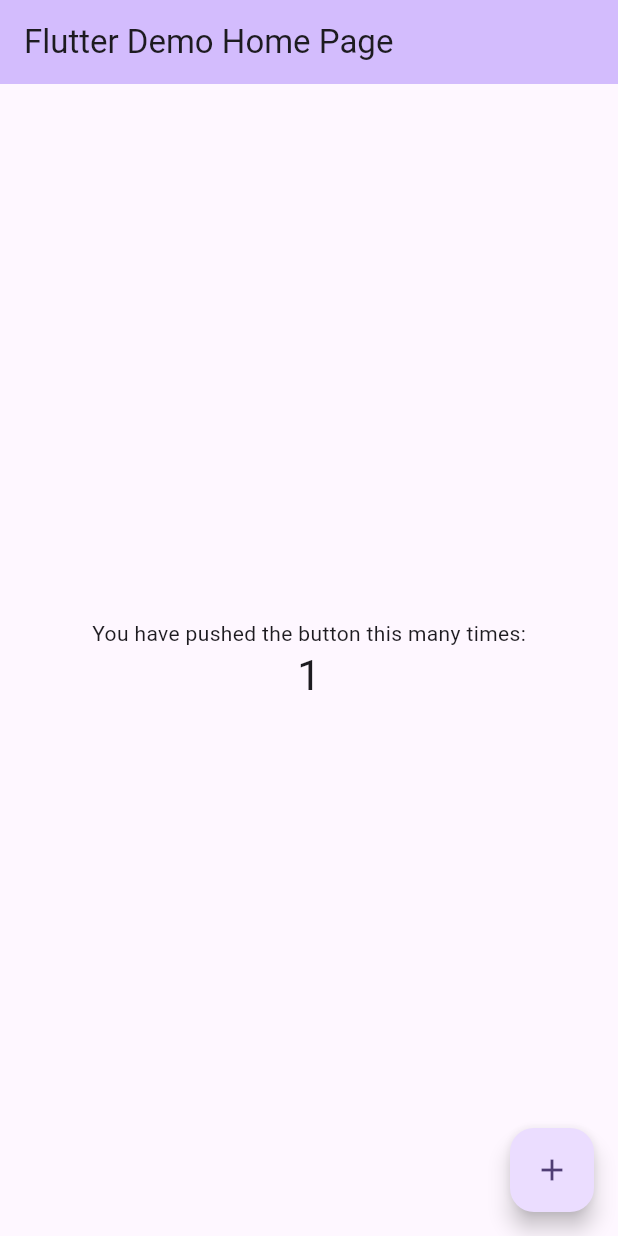
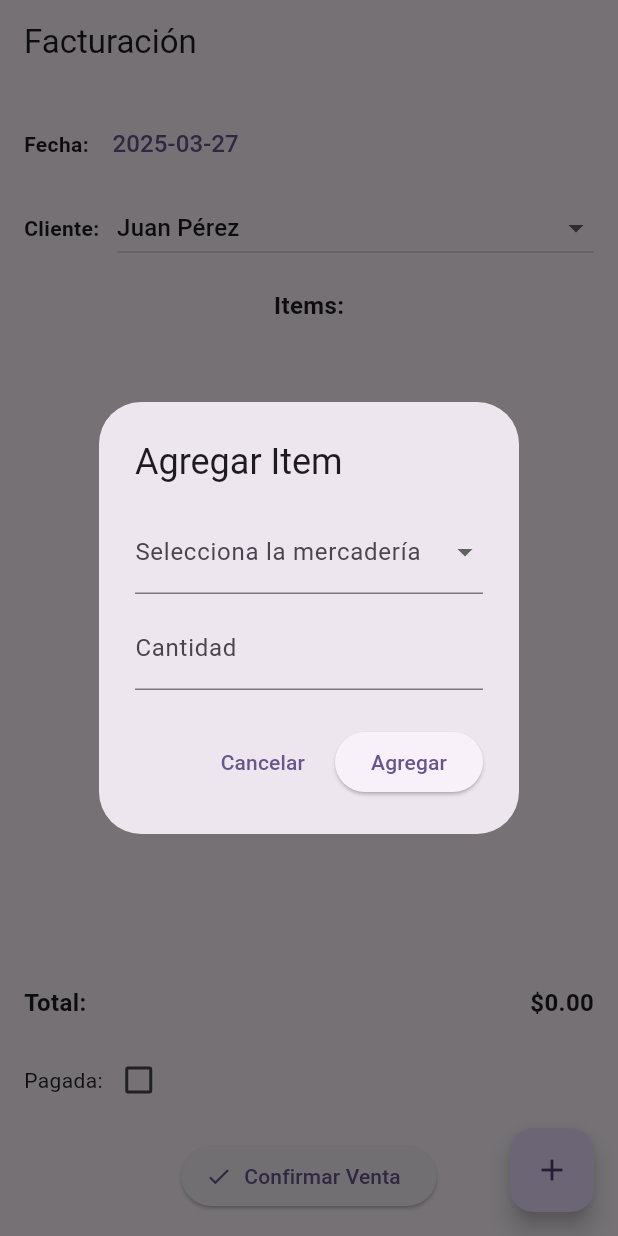
Before and after one commit to OrianaMarquez/adminkiosko, a Flutter app: the screen it shows after launch, after a tap on the "add" icon, on a phone screen of 412 x 824 dp. Run offline on Flutter 3.47's test engine with Material 3 defaults, Android fonts, the light colour scheme and no system bars.

Commit message:
Pantalla basica de factuiracion

```diff
--- a/lib/adaptadores/repositorio_de_clientes_memoria.dart
+++ b/lib/adaptadores/repositorio_de_clientes_memoria.dart
@@ -4,7 +4,50 @@ import 'package:admin_kiosko/dominio/factura.dart';
 import 'package:admin_kiosko/puertos/repositorio_de_clientes.dart';
 
 class RepositorioDeClientesMemoria implements RepositorioDeClientes {
-  final List<Cliente> _clientes = [];
+  final List<Cliente> _clientes = [
+    Cliente(
+      id: '1',
+      nombre: 'Juan Pérez',
+      correo: 'juan.perez@example.com',
+      telefono: '1234567890',
+      fechaNacimiento: DateTime(1980, 7, 14),
+    ),
+    Cliente(
+      id: '2',
+      nombre: 'María López',
+      correo: 'maria.lopez@example.com',
+      telefono: '1122334455',
+      fechaNacimiento: DateTime(1985, 5, 10),
+    ),
+    Cliente(
+      id: '3',
+      nombre: 'Carlos García',
+      correo: 'carlos.garcia@example.com',
+      telefono: '5566778899',
+      fechaNacimiento: DateTime(1992, 1, 5),
+    ),
+    Cliente(
+      id: '4',
+      nombre: 'Ana Rodríguez',
+      correo: 'ana.rodriguez@example.com',
+      telefono: '9988776655',
+      fechaNacimiento: DateTime(1990, 12, 21),
+    ),
+    Cliente(
+      id: '5',
+      nombre: 'Luis Martínez',
+      correo: 'luis.martinez@example.com',
+      telefono: '6677889900',
+      fechaNacimiento: DateTime(1988, 3, 30),
+    ),
+    Cliente(
+      id: '6',
+      nombre: 'Sofía González',
+      correo: 'sofia.gonzalez@example.com',
+      telefono: '4433221100',
+      fechaNacimiento: DateTime(1995, 9, 15),
+    ),
+  ];
 
   @override
   Future<List<Cliente>> obtenerTodos() async {
--- a/lib/adaptadores/repositorio_de_productos_memoria.dart
+++ b/lib/adaptadores/repositorio_de_productos_memoria.dart
@@ -4,7 +4,43 @@ import 'package:admin_kiosko/dominio/factura.dart';
 import 'package:admin_kiosko/puertos/repositorio_de_productos.dart';
 
 class RepositorioDeProductosMemoria implements RepositorioDeProductos {
-  final List<Mercaderia> _productos = [];
+  final List<Mercaderia> _productos = [
+    Mercaderia(
+      id: '1',
+      nombre: 'Chupetin',
+      descripcion: 'Delicioso chupetín',
+      precio: 1.0,
+      stock: 20,
+    ),
+    Mercaderia(
+      id: '2',
+      nombre: 'Caramelo',
+      descripcion: 'Dulce caramelo',
+      precio: 0.5,
+      stock: 20,
+    ),
+    Mercaderia(
+      id: '3',
+      nombre: 'Chicle',
+      descripcion: 'Chicle para masticar',
+      precio: 0.8,
+      stock: 20,
+    ),
+    Mercaderia(
+      id: '4',
+      nombre: 'Jugo',
+      descripcion: 'Jugo refrescante',
+      precio: 2.0,
+      stock: 20,
+    ),
+    Mercaderia(
+      id: '5',
+      nombre: 'Alfajor',
+      descripcion: 'Alfajor tradicional',
+      precio: 1.5,
+      stock: 20,
+    ),
+  ];
 
   @override
   Future<List<Mercaderia>> obtenerTodos() async {
@@ -44,9 +80,7 @@ class RepositorioDeProductosMemoria implements RepositorioDeProductos {
       final index = _productos.indexWhere((p) => p.id == item.mercaderia.id);
       if (index != -1) {
         final producto = _productos[index];
-        // Se descuenta la cantidad vendida del stock actual.
         final nuevoStock = producto.stock - item.cantidad;
-        // Puedes implementar validaciones para que nuevoStock no sea negativo.
         _productos[index] = producto.copyWith(stock: nuevoStock);
       }
     }
--- a/lib/casos_de_uso/facturacion.dart
+++ b/lib/casos_de_uso/facturacion.dart
@@ -18,6 +18,11 @@ class Facturacion {
     // Decrementa el stock de los productos de la factura.
     await repositorioDeProductos.aplicarFactura(factura);
 
-    print('Factura procesada para: ${factura.cliente.nombre}');
+    // Mostrar listado de productos con su respectivo stock.
+    final productos = await repositorioDeProductos.obtenerTodos();
+    print("Listado de productos y su stock:");
+    for (final producto in productos) {
+      print("${producto.nombre}: ${producto.stock}");
+    }
   }
 }
--- a/lib/main.dart
+++ b/lib/main.dart
@@ -1,122 +1,40 @@
 import 'package:flutter/material.dart';
+import 'package:admin_kiosko/dominio/factura.dart';
+import 'package:admin_kiosko/dominio/cliente.dart';
+import 'package:admin_kiosko/pantallas/facturacion_screen.dart';
 
 void main() {
-  runApp(const MyApp());
+  final dummyCliente = Cliente(
+    id: '1',
+    nombre: 'Juan Pérez',
+    correo: 'juan.perez@example.com',
+    telefono: '1234567890',
+    fechaNacimiento: DateTime(1990, 1, 1),
+  );
+
+  final dummyFactura = Factura(
+    cliente: dummyCliente,
+    fecha: DateTime.now(),
+    items: [], // Lista de items vacía para ir agregando.
+    pagada: false,
+  );
+
+  runApp(MyApp(factura: dummyFactura));
 }
 
 class MyApp extends StatelessWidget {
-  const MyApp({super.key});
+  final Factura factura;
 
-  // This widget is the root of your application.
+  const MyApp({super.key, required this.factura});
+
   @override
   Widget build(BuildContext context) {
     return MaterialApp(
-      title: 'Flutter Demo',
+      title: 'Flutter Facturación',
       theme: ThemeData(
-        // This is the theme of your application.
-        //
-        // TRY THIS: Try running your application with "flutter run". You'll see
-        // the application has a purple toolbar. Then, without quitting the app,
-        // try changing the seedColor in the colorScheme below to Colors.green
-        // and then invoke "hot reload" (save your changes or press the "hot
-        // reload" button in a Flutter-supported IDE, or press "r" if you used
-        // the command line to start the app).
-        //
-        // Notice that the counter didn't reset back to zero; the application
-        // state is not lost during the reload. To reset the state, use hot
-        // restart instead.
-        //
-        // This works for code too, not just values: Most code changes can be
-        // tested with just a hot reload.
         colorScheme: ColorScheme.fromSeed(seedColor: Colors.deepPurple),
       ),
-      home: const MyHomePage(title: 'Flutter Demo Home Page'),
+      home: FacturacionScreen(factura: factura),
     );
   }
 }
-
-class MyHomePage extends StatefulWidget {
-  const MyHomePage({super.key, required this.title});
-
-  // This widget is the home page of your application. It is stateful, meaning
-  // that it has a State object (defined below) that contains fields that affect
-  // how it looks.
-
-  // This class is the configuration for the state. It holds the values (in this
-  // case the title) provided by the parent (in this case the App widget) and
-  // used by the build method of the State. Fields in a Widget subclass are
-  // always marked "final".
-
-  final String title;
-
-  @override
-  State<MyHomePage> createState() => _MyHomePageState();
-}
-
-class _MyHomePageState extends State<MyHomePage> {
-  int _counter = 0;
-
-  void _incrementCounter() {
-    setState(() {
-      // This call to setState tells the Flutter framework that something has
-      // changed in this State, which causes it to rerun the build method below
-      // so that the display can reflect the updated values. If we changed
-      // _counter without calling setState(), then the build method would not be
-      // called again, and so nothing would appear to happen.
-      _counter++;
-    });
-  }
-
-  @override
-  Widget build(BuildContext context) {
-    // This method is rerun every time setState is called, for instance as done
-    // by the _incrementCounter method above.
-    //
-    // The Flutter framework has been optimized to make rerunning build methods
-    // fast, so that you can just rebuild anything that needs updating rather
-    // than having to individually change instances of widgets.
-    return Scaffold(
-      appBar: AppBar(
-        // TRY THIS: Try changing the color here to a specific color (to
-        // Colors.amber, perhaps?) and trigger a hot reload to see the AppBar
-        // change color while the other colors stay the same.
-        backgroundColor: Theme.of(context).colorScheme.inversePrimary,
-        // Here we take the value from the MyHomePage object that was created by
-        // the App.build method, and use it to set our appbar title.
-        title: Text(widget.title),
-      ),
-      body: Center(
-        // Center is a layout widget. It takes a single child and positions it
-        // in the middle of the parent.
-        child: Column(
-          // Column is also a layout widget. It takes a list of children and
-          // arranges them vertically. By default, it sizes itself to fit its
-          // children horizontally, and tries to be as tall as its parent.
-          //
-          // Column has various properties to control how it sizes itself and
-          // how it positions its children. Here we use mainAxisAlignment to
-          // center the children vertically; the main axis here is the vertical
-          // axis because Columns are vertical (the cross axis would be
-          // horizontal).
-          //
-          // TRY THIS: Invoke "debug painting" (choose the "Toggle Debug Paint"
-          // action in the IDE, or press "p" in the console), to see the
-          // wireframe for each widget.
-          mainAxisAlignment: MainAxisAlignment.center,
-          children: <Widget>[
-            const Text('You have pushed the button this many times:'),
-            Text(
-              '$_counter',
-              style: Theme.of(context).textTheme.headlineMedium,
-            ),
-          ],
-        ),
-      ),
-      floatingActionButton: FloatingActionButton(
-        onPressed: _incrementCounter,
-        tooltip: 'Increment',
-        child: const Icon(Icons.add),
-      ), // This trailing comma makes auto-formatting nicer for build methods.
-    );
-  }
-}
--- /dev/null
+++ b/lib/pantallas/facturacion_screen.dart
@@ -0,0 +1,299 @@
+import 'package:flutter/material.dart';
+import 'package:admin_kiosko/dominio/factura.dart';
+import 'package:admin_kiosko/dominio/mercaderia.dart';
+import 'package:admin_kiosko/dominio/cliente.dart';
+import 'package:admin_kiosko/adaptadores/repositorio_de_productos_memoria.dart';
+import 'package:admin_kiosko/adaptadores/repositorio_de_clientes_memoria.dart';
+import 'package:admin_kiosko/casos_de_uso/facturacion.dart';
+
+class FacturacionScreen extends StatefulWidget {
+  final Factura factura;
+
+  const FacturacionScreen({Key? key, required this.factura}) : super(key: key);
+
+  @override
+  State<FacturacionScreen> createState() => _FacturacionScreenState();
+}
+
+class _FacturacionScreenState extends State<FacturacionScreen> {
+  late bool pagada;
+  late DateTime fechaSeleccionada;
+
+  List<Cliente> clientesDisponibles = [];
+  String? selectedClienteId;
+
+  @override
+  void initState() {
+    pagada = widget.factura.pagada;
+    fechaSeleccionada = widget.factura.fecha;
+    _cargarClientes();
+    super.initState();
+  }
+
+  Future<void> _cargarClientes() async {
+    // Se obtiene el listado de clientes desde el repositorio.
+    final repoClientes = RepositorioDeClientesMemoria();
+    final clientes = await repoClientes.obtenerTodos();
+    setState(() {
+      clientesDisponibles = clientes;
+      // Por defecto se selecciona el primer cliente si existe.
+      if (clientesDisponibles.isNotEmpty) {
+        selectedClienteId = clientesDisponibles.first.id;
+      }
+    });
+  }
+
+  double calcularTotal() {
+    double total = 0;
+    for (final item in widget.factura.items) {
+      total += item.cantidad * item.mercaderia.precio;
+    }
+    return total;
+  }
+
+  Future<void> _seleccionarFecha() async {
+    DateTime? picked = await showDatePicker(
+      context: context,
+      initialDate: fechaSeleccionada,
+      firstDate: DateTime(2000),
+      lastDate: DateTime(2100),
+    );
+    if (picked != null && picked != fechaSeleccionada) {
+      setState(() {
+        fechaSeleccionada = picked;
+      });
+    }
+  }
+
+  Future<void> _mostrarDialogoAgregarItem() async {
+    final TextEditingController cantidadController = TextEditingController();
+    // Se obtiene la lista de productos desde el repositorio.
+    final repo = RepositorioDeProductosMemoria();
+    final List<Mercaderia> productosDisponibles = await repo.obtenerTodos();
+    String? selectedProductId;
+
+    await showDialog(
+      context: context,
+      builder: (context) {
+        // Usamos StatefulBuilder para poder actualizar el valor seleccionado.
+        return StatefulBuilder(
+          builder: (context, setStateDialog) {
+            return AlertDialog(
+              title: const Text("Agregar Item"),
+              content: Column(
+                mainAxisSize: MainAxisSize.min,
+                children: [
+                  DropdownButtonFormField<String>(
+                    decoration: const InputDecoration(
+                      labelText: "Selecciona la mercadería",
+                    ),
+                    value: selectedProductId,
+                    items:
+                        productosDisponibles.map((producto) {
+                          return DropdownMenuItem<String>(
+                            value: producto.id,
+                            child: Text(producto.nombre),
+                          );
+                        }).toList(),
+                    onChanged: (value) {
+                      setStateDialog(() {
+                        selectedProductId = value;
+                      });
+                    },
+                  ),
+                  const SizedBox(height: 8),
+                  TextField(
+                    controller: cantidadController,
+                    decoration: const InputDecoration(labelText: "Cantidad"),
+                    keyboardType: TextInputType.number,
+                  ),
+                ],
+              ),
+              actions: [
+                TextButton(
+                  onPressed: () {
+                    Navigator.of(context).pop();
+                  },
+                  child: const Text("Cancelar"),
+                ),
+                ElevatedButton(
+                  onPressed: () {
+                    final cantidad = int.tryParse(cantidadController.text) ?? 0;
+                    if (selectedProductId != null && cantidad > 0) {
+                      final productoSeleccionado = productosDisponibles
+                          .firstWhere(
+                            (producto) => producto.id == selectedProductId,
+                          );
+                      final nuevoItem = FacturaItem(
+                        cantidad: cantidad,
+                        mercaderia: productoSeleccionado,
+                      );
+                      setState(() {
+                        widget.factura.items.add(nuevoItem);
+                      });
+                      Navigator.of(context).pop();
+                    }
+                  },
+                  child: const Text("Agregar"),
+                ),
+              ],
+            );
+          },
+        );
+      },
+    );
+  }
+
+  void _confirmarVenta() {
+    // Se crea una instancia de Facturacion y se invoca el método facturar.
+    final facturacion = Facturacion(
+      repositorioDeClientes: RepositorioDeClientesMemoria(),
+      repositorioDeProductos: RepositorioDeProductosMemoria(),
+    );
+    facturacion.facturar(widget.factura).then((_) {
+      showDialog(
+        context: context,
+        builder:
+            (_) => AlertDialog(
+              title: const Text("Venta Confirmada"),
+              content: const Text("La venta se ha confirmado exitosamente."),
+              actions: [
+                TextButton(
+                  onPressed: () => Navigator.of(context).pop(),
+                  child: const Text("OK"),
+                ),
+              ],
+            ),
+      );
+    });
+  }
+
+  @override
+  Widget build(BuildContext context) {
+    final total = calcularTotal();
+    return Scaffold(
+      appBar: AppBar(title: const Text('Facturación')),
+      body: Padding(
+        padding: const EdgeInsets.all(16.0),
+        child: Column(
+          children: [
+            // Selector de fecha.
+            Row(
+              children: [
+                const Text(
+                  'Fecha: ',
+                  style: TextStyle(fontWeight: FontWeight.bold),
+                ),
+                TextButton(
+                  onPressed: _seleccionarFecha,
+                  child: Text(
+                    '${fechaSeleccionada.toLocal()}'.split(' ')[0],
+                    style: const TextStyle(fontSize: 16),
+                  ),
+                ),
+              ],
+            ),
+            const SizedBox(height: 8),
+            // Selector de cliente.
+            Row(
+              children: [
+                const Text(
+                  'Cliente: ',
+                  style: TextStyle(fontWeight: FontWeight.bold),
+                ),
+                const SizedBox(width: 8),
+                Expanded(
+                  child:
+                      clientesDisponibles.isEmpty
+                          ? const Text("Cargando clientes...")
+                          : DropdownButton<String>(
+                            isExpanded: true,
+                            value: selectedClienteId,
+                            items:
+                                clientesDisponibles.map((cliente) {
+                                  return DropdownMenuItem<String>(
+                                    value: cliente.id,
+                                    child: Text(cliente.nombre),
+                                  );
+                                }).toList(),
+                            onChanged: (value) {
+                              setState(() {
+                                selectedClienteId = value;
+                              });
+                            },
+                          ),
+                ),
+              ],
+            ),
+            const SizedBox(height: 16),
+            // Listado de items.
+            const Text(
+              'Items:',
+              style: TextStyle(fontWeight: FontWeight.bold, fontSize: 16),
+            ),
+            Expanded(
+              child: ListView.builder(
+                itemCount: widget.factura.items.length,
+                itemBuilder: (context, index) {
+                  final item = widget.factura.items[index];
+                  return ListTile(
+                    title: Text(item.mercaderia.nombre),
+                    subtitle: Text(
+                      'Cantidad: ${item.cantidad} - Precio unitario: \$${item.mercaderia.precio.toStringAsFixed(2)}',
+                    ),
+                    trailing: Text(
+                      '\$${(item.cantidad * item.mercaderia.precio).toStringAsFixed(2)}',
+                    ),
+                  );
+                },
+              ),
+            ),
+            // Total.
+            Row(
+              mainAxisAlignment: MainAxisAlignment.spaceBetween,
+              children: [
+                const Text(
+                  'Total:',
+                  style: TextStyle(fontWeight: FontWeight.bold, fontSize: 16),
+                ),
+                Text(
+                  '\$${total.toStringAsFixed(2)}',
+                  style: const TextStyle(
+                    fontWeight: FontWeight.bold,
+                    fontSize: 16,
+                  ),
+                ),
+              ],
+            ),
+            const SizedBox(height: 16),
+            // Casilla de verificación de factura pagada.
+            Row(
+              children: [
+                const Text('Pagada:'),
+                Checkbox(
+                  value: pagada,
+                  onChanged: (value) {
+                    setState(() {
+                      pagada = value ?? false;
+                    });
+                  },
+                ),
+              ],
+            ),
+            const SizedBox(height: 16),
+            // Botón para confirmar la venta.
+            ElevatedButton.icon(
+              onPressed: _confirmarVenta,
+              icon: const Icon(Icons.check),
+              label: const Text("Confirmar Venta"),
+            ),
+          ],
+        ),
+      ),
+      floatingActionButton: FloatingActionButton(
+        onPressed: _mostrarDialogoAgregarItem,
+        child: const Icon(Icons.add),
+      ),
+    );
+  }
+}
```
Also changed, not shown: 1 other file.
